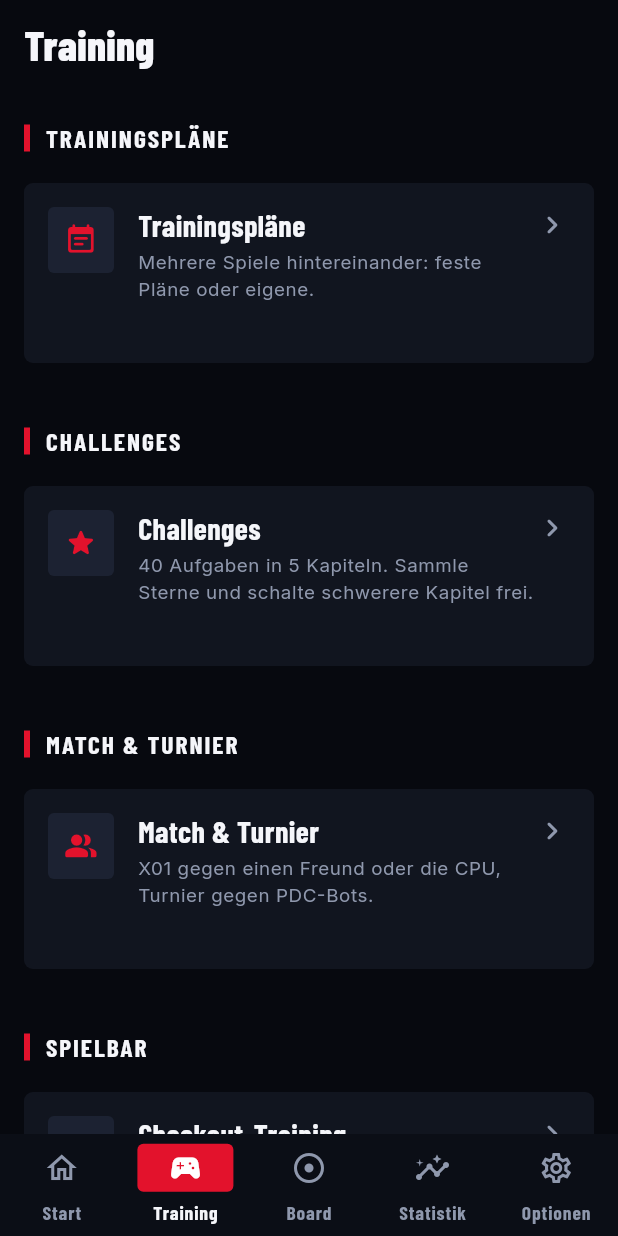
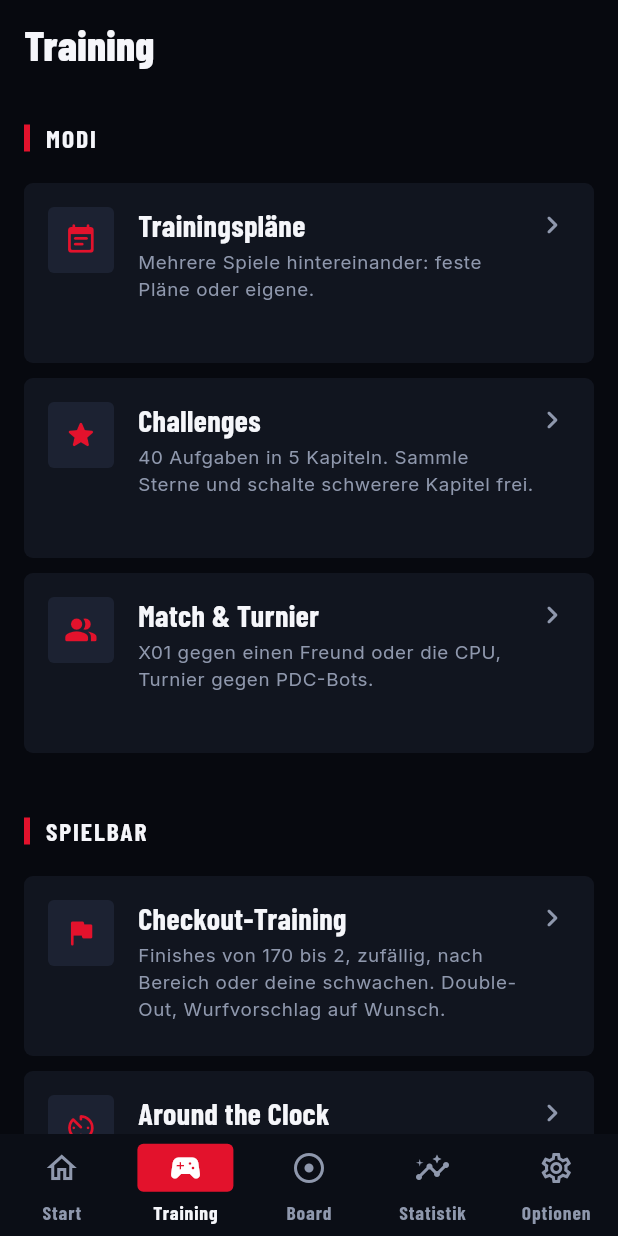
Before and after one commit to MrTeaMusic/DartsApp, a Flutter app: the screen it shows after launch, item 2 of the bottom bar chosen, on a phone screen of 412 x 824 dp. Run offline on Flutter 3.47's test engine with Material 3 defaults, Android fonts, the phone set to English and light mode, and no system bars; our stand-ins replace drift, drift_flutter, fl_chart, flutter_riverpod, flutter_tts, go_router and 1 more; missing offline and left inert: file_selector, window_manager; accounts and stored records are empty; generated files the repository leaves out were written again.

Commit message:
Training: Pläne, Challenges und Matches in einer Rubrik „Modi“
Statt drei Rubriken mit je einer Karte stehen die drei Einstiege
nebeneinander; am PC bleibt so kein großer Leerraum.

Co-Authored-By: Claude Opus 5.5 (1M context) <noreply@anthropic.com>
Claude-Session: https://claude.ai/code/session_0121cfTgtMj4QNKmXktnGvg6

```diff
--- a/lib/features/games/presentation/games_screen.dart
+++ b/lib/features/games/presentation/games_screen.dart
@@ -49,9 +49,11 @@ class GamesScreen extends ConsumerWidget {
           );
           return CustomScrollView(
             slivers: [
+              // Pläne, Challenges und Matches nebeneinander statt je eine
+              // eigene Rubrik mit nur einer Karte.
               SliverPadding(
                 padding: EdgeInsets.fromLTRB(page, AppSpacing.s, page, 0),
-                sliver: SliverToBoxAdapter(child: SectionHeader(l10n.plansTitle)),
+                sliver: SliverToBoxAdapter(child: SectionHeader(l10n.gamesModes)),
               ),
               SliverPadding(
                 padding: EdgeInsets.symmetric(horizontal: page),
@@ -63,15 +65,6 @@ class GamesScreen extends ConsumerWidget {
                     description: l10n.plansEntryText,
                     onTap: () => context.go(PlanRoutes.list),
                   ),
-                ]),
-              ),
-              SliverPadding(
-                padding: EdgeInsets.fromLTRB(page, look.sectionGap, page, 0),
-                sliver: SliverToBoxAdapter(child: SectionHeader(l10n.chalTitle)),
-              ),
-              SliverPadding(
-                padding: EdgeInsets.symmetric(horizontal: page),
-                sliver: grid([
                   _GameCard(
                     key: const Key('open-challenges'),
                     icon: Icons.star_rounded,
@@ -79,15 +72,6 @@ class GamesScreen extends ConsumerWidget {
                     description: l10n.chalEntryText,
                     onTap: () => context.go(ChallengeRoutes.list),
                   ),
-                ]),
-              ),
-              SliverPadding(
-                padding: EdgeInsets.fromLTRB(page, look.sectionGap, page, 0),
-                sliver: SliverToBoxAdapter(child: SectionHeader(l10n.matchesTitle)),
-              ),
-              SliverPadding(
-                padding: EdgeInsets.symmetric(horizontal: page),
-                sliver: grid([
                   _GameCard(
                     key: const Key('open-matches'),
                     icon: Icons.people_alt_rounded,
--- a/lib/l10n/app_de.arb
+++ b/lib/l10n/app_de.arb
@@ -1990,5 +1990,6 @@
   "chal5x7Task": "Shanghai 10–15, alle Doppel, Shanghai 15–20: ein Ergebnis auf Weltklasse-Niveau.",
   "chal5x8Name": "Genau 100",
   "chal5x8Task": "Genau 100 Punkte mit höchstens 2 Aufnahmen, Überwerfen ist ein Fehlversuch. Wie oft in 5 Versuchen?",
-  "settingsDailyGoal": "Tagesziel"
+  "settingsDailyGoal": "Tagesziel",
+  "gamesModes": "Modi"
 }
```
